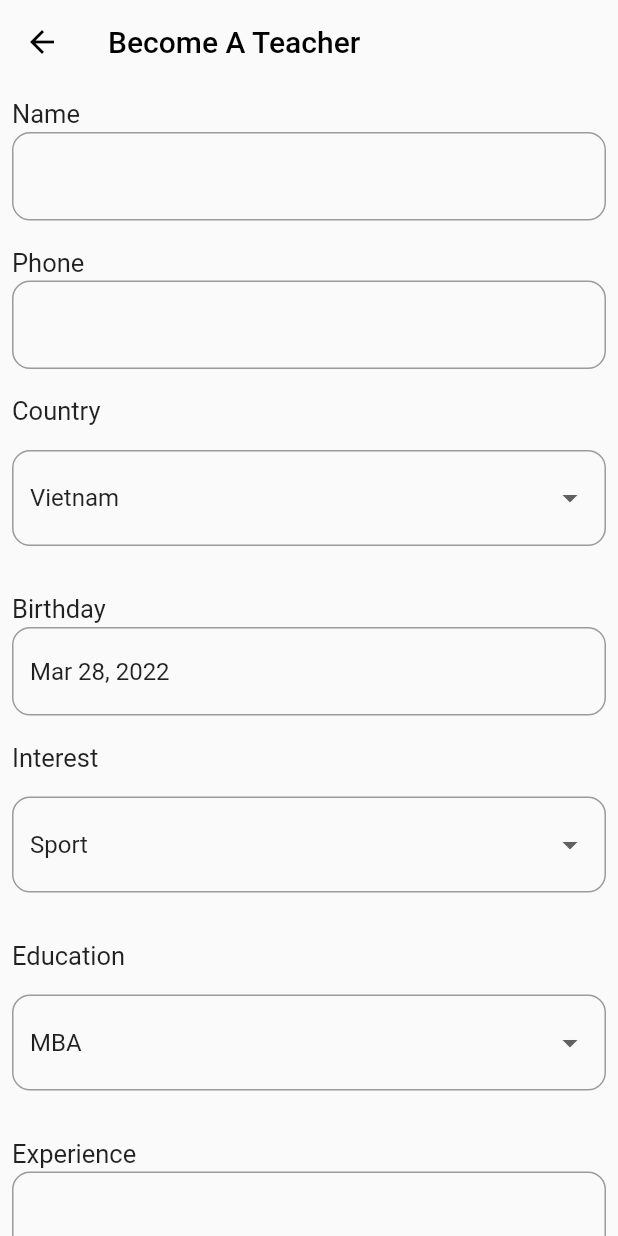
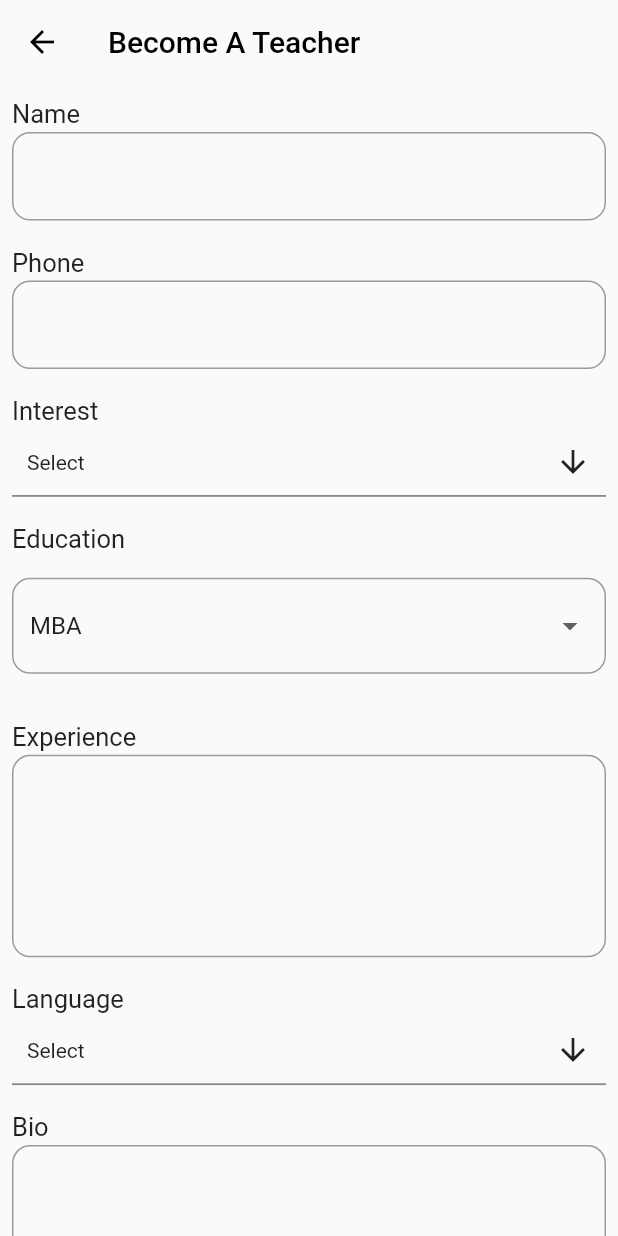
Before and after one commit to nbnlong2712/Lettutor, a Flutter app: the BecomeTeacherScreen screen opened by its route, on a phone screen of 412 x 824 dp. Run offline on Flutter 3.47's test engine with Material 2 defaults, Android fonts, the phone set to English and light mode, and no system bars; drawn by our look-alikes of date_time_picker, multi_select_flutter; our stand-ins replace chewie, file_picker, flutter_neumorphic, material_floating_search_bar, objectbox, video_player; missing offline and left inert: filter_list; accounts and stored records are empty; generated files the repository leaves out were written again.

Commit message:
Fix auth, become a teacher complete

```diff
--- a/lib/models/tutor.dart
+++ b/lib/models/tutor.dart
@@ -6,7 +6,6 @@ class Tutor {
   @override
   @Id()
   int id = 0;
-
 
   late String avatar;
   String? password;
@@ -19,6 +18,7 @@ class Tutor {
   late String bio;
   late String targetStudent;
   late String videoUrl;
+  late String education;
   late int price;
   late List<String> languages;
   late DateTime birthDay;
@@ -29,14 +29,31 @@ class Tutor {
   late String description;
   late bool isLogin;
 
-  Tutor(this.avatar, this.password, this.name, this.email, this.country, this.phone, this.interests, this.experience, this.bio, this.targetStudent,
-      this.videoUrl, this.price, this.languages, this.birthDay, this.level, this.role, this.stars, this.isFavorite, this.description, this.isLogin);
+  Tutor(
+      this.avatar,
+      this.password,
+      this.name,
+      this.email,
+      this.country,
+      this.phone,
+      this.interests,
+      this.experience,
+      this.bio,
+      this.targetStudent,
+      this.videoUrl,
+      this.education,
+      this.price,
+      this.languages,
+      this.birthDay,
+      this.level,
+      this.role,
+      this.stars,
+      this.isFavorite,
+      this.description,
+      this.isLogin);
 
   @override
   String toString() {
-    return 'Tutor{id: $id, avatar: $avatar, password: $password, name: $name, email: $email, country: $country, phone: $phone,'
-        ' interests: $interests, experience: $experience, bio: $bio, targetStudent: $targetStudent, videoUrl: $videoUrl, '
-        'price: $price, languages: $languages, birthDay: $birthDay, level: $level, role: $role, stars: $stars, '
-        'isFavorite: $isFavorite, description: $description, isLogin: $isLogin}';
+    return 'Tutor{id: $id, avatar: $avatar, password: $password, name: $name, email: $email, country: $country, phone: $phone, interests: $interests, experience: $experience, bio: $bio, targetStudent: $targetStudent, videoUrl: $videoUrl, education: $education, price: $price, languages: $languages, birthDay: $birthDay, level: $level, role: $role, stars: $stars, isFavorite: $isFavorite, description: $description, isLogin: $isLogin}';
   }
 }
--- a/lib/screens/home/home_screen.dart
+++ b/lib/screens/home/home_screen.dart
@@ -1,6 +1,7 @@
 import 'package:flutter/cupertino.dart';
 import 'package:flutter/material.dart';
 import 'package:flutter_lettutor/home_page.dart';
+import 'package:flutter_lettutor/main.dart';
 import 'package:flutter_lettutor/screens/home/recommend_tutor_card.dart';
 import 'package:flutter_lettutor/screens/home/upcoming_banner.dart';
 import 'package:flutter_lettutor/screens/profile/profile_screen.dart';
@@ -30,6 +31,9 @@ class HomeScreen extends StatelessWidget {
                 backgroundColor: Colors.black12,
               ),
               onTap: () {
+                dao.getAllTutorFromDb().forEach((element) {
+                  print(element.toString());
+                });
                 Navigator.push(context, MaterialPageRoute(builder: (context) => ProfileScreen()));
               },
             ),
--- a/lib/screens/setting/become_teacher_screen.dart
+++ b/lib/screens/setting/become_teacher_screen.dart
@@ -1,9 +1,18 @@
-import 'package:date_time_picker/date_time_picker.dart';
+import 'dart:io';
+
+import 'package:file_picker/file_picker.dart';
 import 'package:flutter/material.dart';
+import 'package:flutter_lettutor/auth/login_screen.dart';
+import 'package:flutter_lettutor/home_page.dart';
+import 'package:flutter_lettutor/main.dart';
+import 'package:flutter_lettutor/models/tutor.dart';
 import 'package:flutter_lettutor/screens/profile/profile_component_label.dart';
 import 'package:flutter_lettutor/screens/profile/profile_dropdown.dart';
+import 'package:flutter_lettutor/screens/setting/setting_screen.dart';
 import 'package:flutter_lettutor/utils/constant.dart';
 import 'package:flutter_lettutor/widget/long_floating_button.dart';
+import 'package:flutter_lettutor/widget/multi_selection_dialog.dart';
+import 'package:multi_select_flutter/multi_select_flutter.dart';
 
 class BecomeTeacherScreen extends StatefulWidget {
   BecomeTeacherScreen({Key? key}) : super(key: key);
@@ -17,6 +26,16 @@ class BecomeTeacherScreen extends StatefulWidget {
 class _BecomeTeacherScreenState extends State<BecomeTeacherScreen> {
   final TextEditingController _nameController = TextEditingController();
   final TextEditingController _phoneController = TextEditingController();
+  final TextEditingController _experienceController = TextEditingController();
+  final TextEditingController _bioController = TextEditingController();
+  final TextEditingController _videoController = TextEditingController();
+  final TextEditingController _priceController = TextEditingController();
+
+  List<String> selectInterest = [];
+  List<String> selectLanguage = [];
+
+  String targetStudent = levels[0];
+  String education = educations[0];
 
   InputDecoration _decoration(bool readOnly) {
     return InputDecoration(
@@ -38,6 +57,12 @@ class _BecomeTeacherScreenState extends State<BecomeTeacherScreen> {
   }
 
   @override
+  void initState() {
+    super.initState();
+    _nameController.text = mainUser.name;
+  }
+
+  @override
   Widget build(BuildContext context) {
     return Scaffold(
       appBar: AppBar(
@@ -48,7 +73,10 @@ class _BecomeTeacherScreenState extends State<BecomeTeacherScreen> {
         backgroundColor: Colors.transparent,
         elevation: 0,
         leading: GestureDetector(
-          child: const Icon(Icons.arrow_back, color: Colors.black,),
+          child: const Icon(
+            Icons.arrow_back,
+            color: Colors.black,
+          ),
           onTap: () {
             Navigator.pop(context);
           },
@@ -67,6 +95,7 @@ class _BecomeTeacherScreenState extends State<BecomeTeacherScreen> {
                     children: <Widget>[
                       ProfileComponentLabel(label: "Name"),
                       TextField(
+                        readOnly: true,
                         controller: _nameController,
                         decoration: _decoration(false),
                       ),
@@ -80,36 +109,7 @@ class _BecomeTeacherScreenState extends State<BecomeTeacherScreen> {
                     children: <Widget>[
                       ProfileComponentLabel(label: "Phone"),
                       TextField(
-                        controller: _nameController,
-                        decoration: _decoration(false),
-                      ),
-                    ],
-                  ),
-                ),
-                Padding(
-                  padding: const EdgeInsets.all(8.0),
-                  child: Column(
-                    crossAxisAlignment: CrossAxisAlignment.start,
-                    children: <Widget>[
-                      ProfileComponentLabel(label: "Country"),
-                      ProfileDropDown(
-                        listItem: countries,
-                        value: countries[0],
-                        onChanged: (value){},
-                      ),
-                    ],
-                  ),
-                ),
-                Padding(
-                  padding: const EdgeInsets.all(8.0),
-                  child: Column(
-                    crossAxisAlignment: CrossAxisAlignment.start,
-                    children: <Widget>[
-                      ProfileComponentLabel(label: "Birthday"),
-                      DateTimePicker(
-                        initialValue: DateTime(DateTime.now().year, DateTime.now().month, DateTime.now().day).toString(),
-                        firstDate: DateTime(1900),
-                        lastDate: DateTime(2023),
+                        controller: _phoneController,
                         decoration: _decoration(false),
                       ),
                     ],
@@ -121,10 +121,11 @@ class _BecomeTeacherScreenState extends State<BecomeTeacherScreen> {
                     crossAxisAlignment: CrossAxisAlignment.start,
                     children: <Widget>[
                       ProfileComponentLabel(label: "Interest"),
-                      ProfileDropDown(
-                        listItem: interests,
-                        value: interests[0],
-                        onChanged: (value){},
+                      MultiSelectionDialog(
+                        items: interests.map((e) => MultiSelectItem(e, e)).toList(),
+                        onConfirm: (values) {
+                          selectInterest = values.map((e) => e.toString()).toList();
+                        },
                       ),
                     ],
                   ),
@@ -137,8 +138,12 @@ class _BecomeTeacherScreenState extends State<BecomeTeacherScreen> {
                       ProfileComponentLabel(label: "Education"),
                       ProfileDropDown(
                         listItem: educations,
-                        value: educations[0],
-                        onChanged: (value){},
+                        value: education,
+                        onChanged: (value) {
+                          setState(() {
+                            education = value!;
+                          });
+                        },
                       ),
                     ],
                   ),
@@ -151,7 +156,7 @@ class _BecomeTeacherScreenState extends State<BecomeTeacherScreen> {
                       ProfileComponentLabel(label: "Experience"),
                       TextField(
                         maxLines: 5,
-                        controller: _nameController,
+                        controller: _experienceController,
                         decoration: _decoration(false),
                       ),
                     ],
@@ -163,10 +168,11 @@ class _BecomeTeacherScreenState extends State<BecomeTeacherScreen> {
                     crossAxisAlignment: CrossAxisAlignment.start,
                     children: <Widget>[
                       ProfileComponentLabel(label: "Language"),
-                      ProfileDropDown(
-                        listItem: educations,
-                        value: educations[0],
-                        onChanged: (value){},
+                      MultiSelectionDialog(
+                        items: countries.map((e) => MultiSelectItem(e, e)).toList(),
+                        onConfirm: (values) {
+                          selectLanguage = values.map((e) => e.toString()).toList();
+                        },
                       ),
                     ],
                   ),
@@ -179,7 +185,7 @@ class _BecomeTeacherScreenState extends State<BecomeTeacherScreen> {
                       ProfileComponentLabel(label: "Bio"),
                       TextField(
                         maxLines: 5,
-                        controller: _nameController,
+                        controller: _bioController,
                         decoration: _decoration(false),
                       ),
                     ],
@@ -193,22 +199,12 @@ class _BecomeTeacherScreenState extends State<BecomeTeacherScreen> {
                       ProfileComponentLabel(label: "Target Student"),
                       ProfileDropDown(
                         listItem: levels,
-                        value: levels[0],
-                        onChanged: (value){},
-                      ),
-                    ],
-                  ),
-                ),
-                Padding(
-                  padding: const EdgeInsets.all(8.0),
-                  child: Column(
-                    crossAxisAlignment: CrossAxisAlignment.start,
-                    children: <Widget>[
-                      ProfileComponentLabel(label: "Avatar"),
-                      TextField(
-                        keyboardType: TextInputType.url,
-                        controller: _nameController,
-                        decoration: _decoration(false),
+                        value: targetStudent,
+                        onChanged: (value) {
+                          setState(() {
+                            targetStudent = value!;
+                          });
+                        },
                       ),
                     ],
                   ),
@@ -219,10 +215,33 @@ class _BecomeTeacherScreenState extends State<BecomeTeacherScreen> {
                     crossAxisAlignment: CrossAxisAlignment.start,
                     children: <Widget>[
                       ProfileComponentLabel(label: "Video"),
-                      TextField(
-                        keyboardType: TextInputType.url,
-                        controller: _nameController,
-                        decoration: _decoration(false),
+                      Column(
+                        mainAxisAlignment: MainAxisAlignment.spaceBetween,
+                        children: <Widget>[
+                          Padding(
+                            padding: const EdgeInsets.all(8.0),
+                            child: FloatingActionButton.extended(
+                              onPressed: () async {
+                                FilePickerResult? result = await FilePicker.platform.pickFiles(type: FileType.image, allowMultiple: false);
+                                if (result != null) {
+                                  _videoController.text = result.files.first.path!;
+                                } else {
+                                  print("NULLLLLLLLLLLLLLLLLLLLLLL");
+                                }
+                              },
+                              label: const Text("Choose your video"),
+                              icon: const Icon(Icons.video_collection, color: Colors.red),
+                              elevation: 1,
+                              backgroundColor: Colors.black38,
+                            ),
+                          ),
+                          TextField(
+                            readOnly: true,
+                            keyboardType: TextInputType.url,
+                            controller: _videoController,
+                            decoration: _decoration(false),
+                          ),
+                        ],
                       ),
                     ],
                   ),
@@ -235,13 +254,42 @@ class _BecomeTeacherScreenState extends State<BecomeTeacherScreen> {
                       ProfileComponentLabel(label: "Price"),
                       TextField(
                         keyboardType: TextInputType.number,
-                        controller: _nameController,
+                        controller: _priceController,
                         decoration: _decoration(false),
                       ),
                     ],
                   ),
                 ),
-                LongFloatingButton(onPressed: () {}, child: const Text("Become a teacher"), color: Colors.green,),
+                LongFloatingButton(
+                  onPressed: () {
+                    Tutor newTutor = Tutor(
+                        mainUser.avatar,
+                        mainUser.password,
+                        mainUser.name,
+                        mainUser.email,
+                        mainUser.country,
+                        _phoneController.text,
+                        selectInterest,
+                        _experienceController.text,
+                        _bioController.text,
+                        targetStudent,
+                        _videoController.text,
+                        education,
+                        int.parse(_priceController.text),
+                        selectLanguage,
+                        mainUser.birthDay,
+                        mainUser.level,
+                        "Teacher",
+                        0,
+                        false,
+                        "Handsome",
+                        false);
+                    dao.addTutor(newTutor);
+                    Navigator.popAndPushNamed(context, HomePage.router);
+                  },
+                  child: const Text("Become a teacher"),
+                  color: Colors.green,
+                ),
               ],
             ),
           ),
--- /dev/null
+++ b/lib/widget/multi_selection_dialog.dart
@@ -0,0 +1,25 @@
+import 'package:flutter/material.dart';
+import 'package:multi_select_flutter/dialog/multi_select_dialog_field.dart';
+import 'package:multi_select_flutter/multi_select_flutter.dart';
+
+class MultiSelectionDialog extends StatelessWidget {
+  MultiSelectionDialog({
+    Key? key,
+    required this.items,
+    required this.onConfirm,
+  }) : super(key: key);
+
+  List<MultiSelectItem> items;
+  Function(List<dynamic>) onConfirm;
+
+  @override
+  Widget build(BuildContext context) {
+    return MultiSelectDialogField(
+      selectedColor: Colors.green,
+      selectedItemsTextStyle: const TextStyle(color: Colors.white),
+      items: items,
+      listType: MultiSelectListType.CHIP,
+      onConfirm: onConfirm,
+    );
+  }
+}
--- a/pubspec.yaml
+++ b/pubspec.yaml
@@ -22,6 +22,8 @@ dependencies:
   objectbox: ^1.4.1
   objectbox_flutter_libs: ^1.4.1
   path_provider: ^2.0.9
+  multi_select_flutter: ^4.1.2
+  file_picker: ^4.5.1
 
 dev_dependencies:
   flutter_test:
```
Also changed, not shown: lib/objectbox-model.json (+6 -1 lines), lib/objectbox.g.dart, pubspec.lock, 1 other file.
